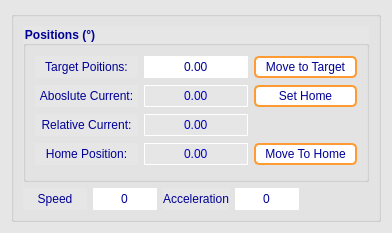
Qt form GUI_files/rot_motor_widget.ui (goegilein/Controller) before a commit.
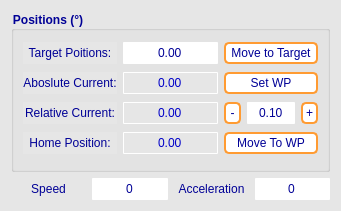
The same form after that commit.

Commit message: added relatiative movement (by deg) functionality to controller and ui

```diff
--- a/GUI_files/rot_motor_widget.ui
+++ b/GUI_files/rot_motor_widget.ui
@@ -6,8 +6,8 @@
    <rect>
     <x>0</x>
     <y>0</y>
-    <width>392</width>
-    <height>233</height>
+    <width>341</width>
+    <height>211</height>
    </rect>
   </property>
   <property name="windowTitle">
@@ -142,13 +142,53 @@
 }</string>
   </property>
   <layout class="QGridLayout" name="gridLayout">
-   <item row="0" column="0">
-    <widget class="QGroupBox" name="rot_mot_groupbox">
-     <property name="title">
-      <string/>
+   <item row="1" column="3">
+    <widget class="QSpinBox" name="acc_spinbox">
+     <property name="alignment">
+      <set>Qt::AlignCenter</set>
      </property>
-     <layout class="QGridLayout" name="gridLayout_2">
-      <item row="0" column="0" colspan="5">
+     <property name="buttonSymbols">
+      <enum>QAbstractSpinBox::NoButtons</enum>
+     </property>
+     <property name="maximum">
+      <number>10000</number>
+     </property>
+    </widget>
+   </item>
+   <item row="1" column="1">
+    <widget class="QSpinBox" name="speed_spinbox">
+     <property name="alignment">
+      <set>Qt::AlignCenter</set>
+     </property>
+     <property name="buttonSymbols">
+      <enum>QAbstractSpinBox::NoButtons</enum>
+     </property>
+     <property name="maximum">
+      <number>10000</number>
+     </property>
+    </widget>
+   </item>
+   <item row="1" column="2">
+    <widget class="QLabel" name="label_3">
+     <property name="text">
+      <string>Acceleration</string>
+     </property>
+     <property name="alignment">
+      <set>Qt::AlignCenter</set>
+     </property>
+    </widget>
+   </item>
+   <item row="1" column="0">
+    <widget class="QLabel" name="label_2">
+     <property name="text">
+      <string>Speed</string>
+     </property>
+     <property name="alignment">
+      <set>Qt::AlignCenter</set>
+     </property>
+    </widget>
+   </item>
+   <item row="0" column="0" colspan="4">
        <widget class="QGroupBox" name="groupBox">
         <property name="title">
          <string>Positions (°)</string>
@@ -238,7 +278,7 @@
             <enum>QAbstractSpinBox::NoButtons</enum>
            </property>
            <property name="maximum">
-            <double>360.000000000000000</double>
+         <double>720.000000000000000</double>
            </property>
           </widget>
          </item>
@@ -274,55 +314,28 @@
          <item row="3" column="2">
           <widget class="QPushButton" name="move_to_home_button">
            <property name="text">
-            <string>Move To Home</string>
+         <string>Move To WP</string>
            </property>
           </widget>
          </item>
          <item row="1" column="2">
           <widget class="QPushButton" name="set_home_button">
            <property name="text">
-            <string>Set Home</string>
-           </property>
-          </widget>
-         </item>
-        </layout>
-       </widget>
-      </item>
-      <item row="2" column="1">
-       <widget class="QSpinBox" name="speed_spinbox">
-        <property name="alignment">
-         <set>Qt::AlignCenter</set>
-        </property>
-        <property name="buttonSymbols">
-         <enum>QAbstractSpinBox::NoButtons</enum>
-        </property>
-        <property name="maximum">
-         <number>10000</number>
+         <string>Set WP</string>
         </property>
        </widget>
       </item>
       <item row="2" column="2">
-       <widget class="QLabel" name="label_3">
+       <layout class="QHBoxLayout" name="horizontalLayout">
+        <item>
+         <widget class="QPushButton" name="neg_step_button">
         <property name="text">
-         <string>Acceleration</string>
-        </property>
-        <property name="alignment">
-         <set>Qt::AlignCenter</set>
-        </property>
-       </widget>
-      </item>
-      <item row="2" column="0">
-       <widget class="QLabel" name="label_2">
-        <property name="text">
-         <string>Speed</string>
-        </property>
-        <property name="alignment">
-         <set>Qt::AlignCenter</set>
-        </property>
-       </widget>
-      </item>
-      <item row="2" column="3">
-       <widget class="QSpinBox" name="acc_spinbox">
+           <string>-</string>
+          </property>
+         </widget>
+        </item>
+        <item>
+         <widget class="QDoubleSpinBox" name="step_size_spinbox">
         <property name="alignment">
          <set>Qt::AlignCenter</set>
         </property>
@@ -330,9 +343,24 @@
          <enum>QAbstractSpinBox::NoButtons</enum>
         </property>
         <property name="maximum">
-         <number>10000</number>
-        </property>
-       </widget>
+           <double>360.000000000000000</double>
+          </property>
+          <property name="singleStep">
+           <double>0.100000000000000</double>
+          </property>
+          <property name="value">
+           <double>0.100000000000000</double>
+          </property>
+         </widget>
+        </item>
+        <item>
+         <widget class="QPushButton" name="pos_step_button">
+          <property name="text">
+           <string>+</string>
+          </property>
+         </widget>
+        </item>
+       </layout>
       </item>
      </layout>
     </widget>
```
Lines whose indentation alone changed are shown as unchanged. The commit also changes 4 other files.
